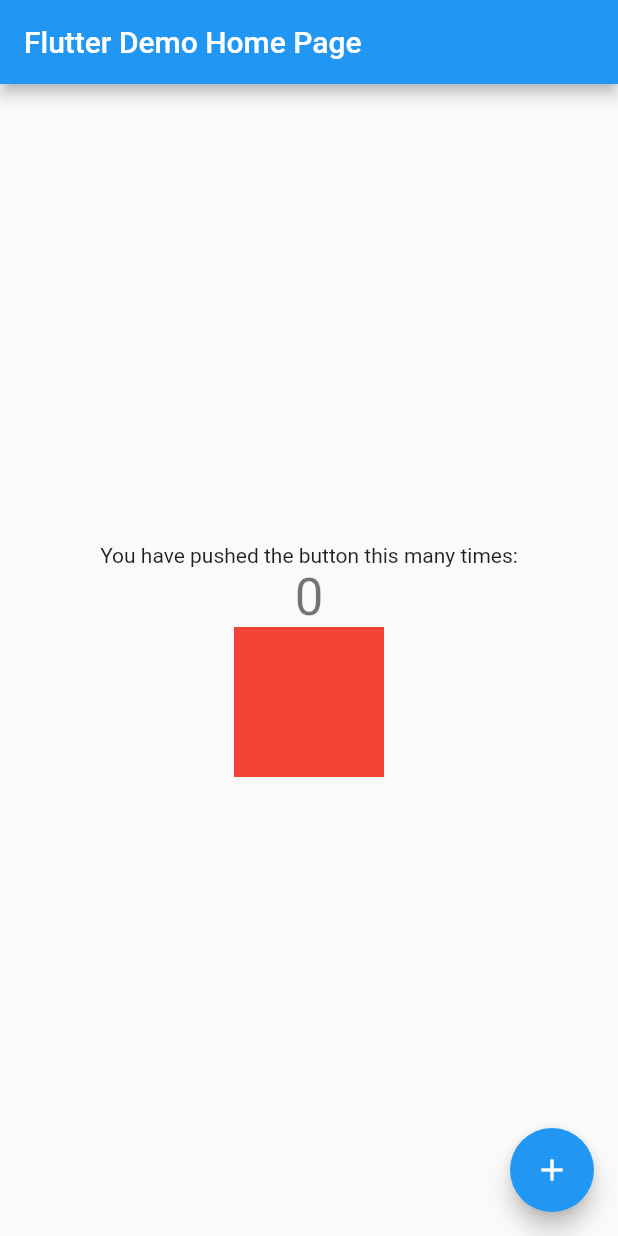
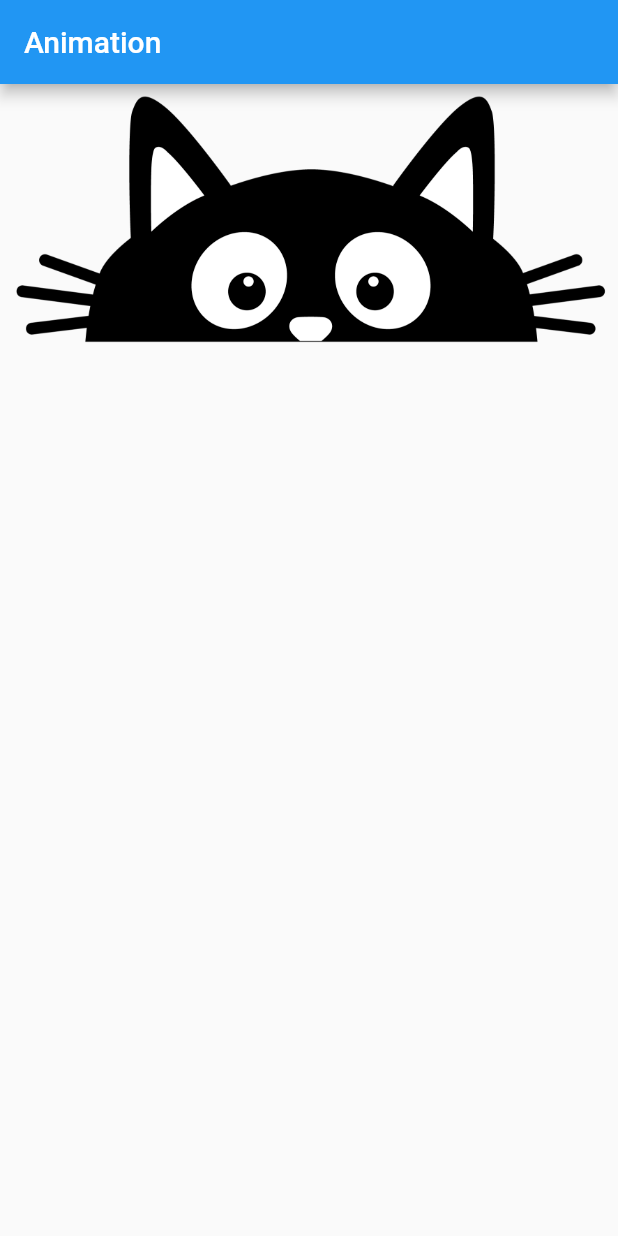
Before and after one commit to Rukshaa/Animation, a Flutter app: the screen it shows after launch, on a phone screen of 412 x 824 dp. Run offline on Flutter 3.47's test engine with Material 2 defaults, Android fonts, the phone set to English and light mode, and no system bars.

Commit message:
animations

```diff
--- a/lib/main.dart
+++ b/lib/main.dart
@@ -1,76 +1,6 @@
+import 'package:animation/src/app.dart';
 import 'package:flutter/material.dart';
 
-void main() => runApp(MyApp());
-
-class MyApp extends StatelessWidget {
-  @override
-  Widget build(BuildContext context) {
-    return MaterialApp(
-      title: 'Flutter Demo',
-      debugShowCheckedModeBanner: false,
-      theme: ThemeData(
-        primarySwatch: Colors.blue,
-      ),
-      home: const MyHomePage(title: 'Flutter Demo Home Page'),
-    );
-  }
+void main(){
+  runApp(App());
 }
-
-class MyHomePage extends StatefulWidget {
-  final String title;
-
-  const MyHomePage({
-    Key? key,
-    required this.title,
-  }) : super(key: key);
-
-  @override
-  _MyHomePageState createState() => _MyHomePageState();
-}
-
-class _MyHomePageState extends State<MyHomePage> {
-  int _counter = 0;
-  bool _change = false;
-
-  void _incrementCounter() {
-    setState(() {
-      _counter++;
-      _change = !_change;
-    });
-  }
-
-  @override
-  Widget build(BuildContext context) {
-    return Scaffold(
-      appBar: AppBar(
-        title: Text(widget.title),
-      ),
-      body: Center(
-        child: Column(
-          mainAxisAlignment: MainAxisAlignment.center,
-          children: [
-            const Text(
-              'You have pushed the button this many times:',
-            ),
-            Text(
-              '$_counter',
-              style: Theme.of(context).textTheme.headline4,
-            ),
-            AnimatedContainer(
-                duration:const Duration(seconds:3),
-                curve: Curves.easeIn,
-                height: _change ? 200 : 100,
-                width: _change ? 200: 100,
-                color: _change? Colors.green: Colors.red
-            ),
-          ],
-        ),
-      ),
-      floatingActionButton: FloatingActionButton(
-        onPressed: _incrementCounter,
-        tooltip: 'Increment',
-        child: const Icon(Icons.add),
-      ),
-    );
-  }
-}
--- /dev/null
+++ b/lib/src/app.dart
@@ -0,0 +1,22 @@
+import 'package:animation/src/screens/cat_animation.dart';
+import 'package:flutter/material.dart';
+import 'package:flutter/widgets.dart';
+
+class App extends StatelessWidget {
+  const App({Key? key}) : super(key: key);
+
+  @override
+  Widget build(BuildContext context) {
+    return MaterialApp(
+      title: "Animation",
+      home: SafeArea(
+        child: Scaffold(
+          appBar: AppBar(
+        title: Text("Animation"),
+          ),
+          body:CatAnimation(),
+        ),
+      ),
+    );
+  }
+}
--- /dev/null
+++ b/lib/src/screens/cat_animation.dart
@@ -0,0 +1,53 @@
+import 'package:animation/src/widgets/cat_image.dart';
+import 'package:flutter/material.dart';
+
+class CatAnimation extends StatefulWidget {
+  const CatAnimation({Key? key}) : super(key: key);
+
+  @override
+  _CatAnimationState createState() => _CatAnimationState();
+}
+///1. Use mixin TickerProviderStateMixin
+class _CatAnimationState extends State<CatAnimation> with TickerProviderStateMixin {
+ ///2. define Animation and AnimationController
+  late AnimationController catAnimationController;
+  late Animation<double> catAnimation;
+
+  ///3. override initState meothod
+  @override
+     void initState(){
+    super.initState();
+    ///4. Initialize catAnimationController and catAnimation
+    catAnimationController = AnimationController(
+        vsync: this,
+    duration: Duration(seconds:1)
+    );
+    catAnimation= Tween<double>(begin: 0, end:100).animate(CurvedAnimation(parent: catAnimationController, curve: Curves.bounceIn),
+    );
+  }
+
+
+
+  @override
+  Widget build(BuildContext context) {
+    return InkWell(
+      onTap: (){
+        print("cat image is clicked");
+        catAnimationController.forward();
+      },
+        child: _buildCatImage()
+    );
+  }
+
+  Widget _buildCatImage(){
+    return AnimatedBuilder(
+      animation: catAnimation,
+      builder: (BuildContext context, Widget? child){
+        return Container(
+          margin: EdgeInsets.only(top: catAnimation.value),
+            child: CatImage()
+        );
+      },
+    );
+  }
+}
--- /dev/null
+++ b/lib/src/widgets/cat_image.dart
@@ -0,0 +1,10 @@
+import 'package:flutter/material.dart';
+
+class CatImage extends StatelessWidget {
+  const CatImage({Key? key}) : super(key: key);
+
+  @override
+  Widget build(BuildContext context) {
+    return Image.asset("assets/images/cat_image.png");
+  }
+}
--- a/pubspec.yaml
+++ b/pubspec.yaml
@@ -45,9 +45,9 @@ flutter:
   uses-material-design: true
 
   # To add assets to your application, add an assets section, like this:
-  # assets:
-  #   - images/a_dot_burr.jpeg
-  #   - images/a_dot_ham.jpeg
+  assets:
+     - assets/images/cat_image.png
+
 
   # An image asset can refer to one or more resolution-specific "variants", see
   # https://flutter.dev/assets-and-images/#resolution-aware.
```
Also changed, not shown: assets/images/cat_image.png (added), 1 other file.
